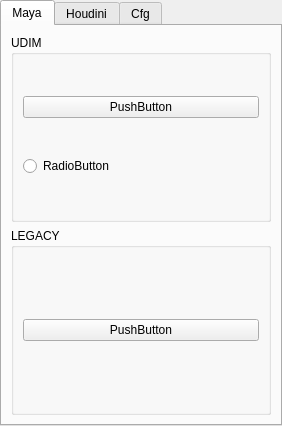
Old version of the form gui/design.ui in the repository mushogenshin/mk_dcc.
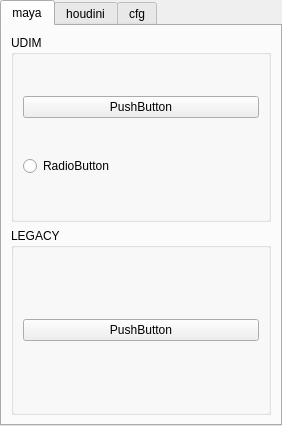
New version of the form.

Commit message: change tab texts

What changed in the file:
```diff
--- a/gui/design.ui
+++ b/gui/design.ui
@@ -25,7 +25,7 @@
       </property>
       <widget class="QWidget" name="maya_tab">
        <attribute name="title">
-        <string>Maya</string>
+        <string>maya</string>
        </attribute>
        <layout class="QVBoxLayout" name="verticalLayout_7">
         <item>
@@ -71,7 +71,7 @@
       </widget>
       <widget class="QWidget" name="houdini_tab">
        <attribute name="title">
-        <string>Houdini</string>
+        <string>houdini</string>
        </attribute>
        <layout class="QVBoxLayout" name="verticalLayout_3">
         <item>
@@ -110,7 +110,7 @@
       </widget>
       <widget class="QWidget" name="cfg_tab">
        <attribute name="title">
-        <string>Cfg</string>
+        <string>cfg</string>
        </attribute>
        <layout class="QVBoxLayout" name="verticalLayout_4">
         <item>
```
The commit also changes 2 other files.
